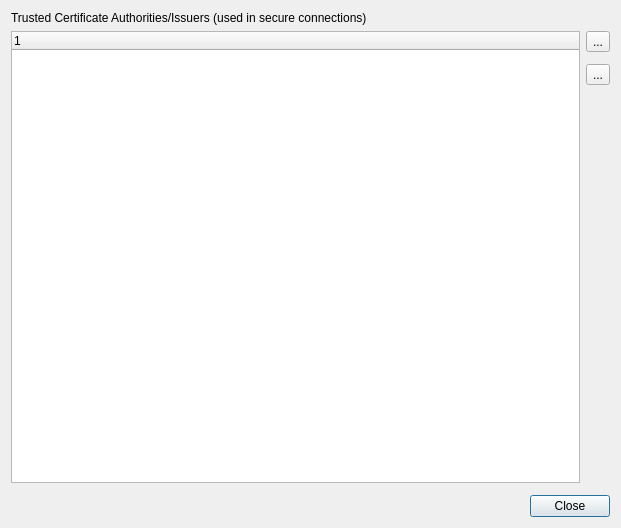
First picture: the form in src/ui/auth/qgsauthtrustedcasdialog.ui, repository qgis/QGIS, before the edit.
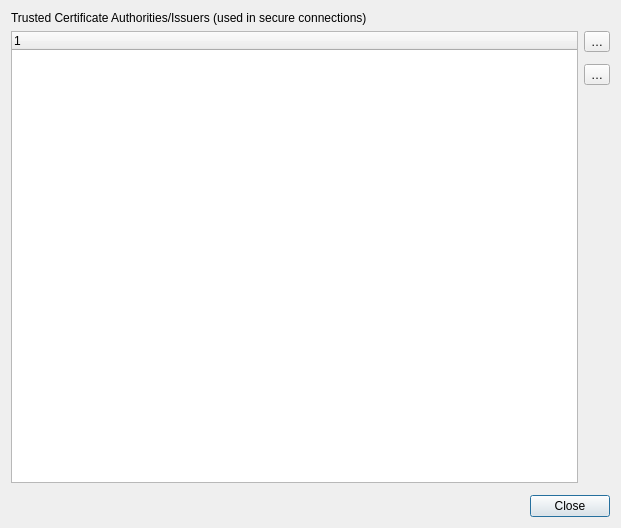
Second picture: the form after the edit. Icons and pictures are not drawn. Custom widgets are drawn as their Qt base class.

```diff
--- a/src/ui/auth/qgsauthtrustedcasdialog.ui
+++ b/src/ui/auth/qgsauthtrustedcasdialog.ui
@@ -46,7 +46,7 @@
        <item>
         <widget class="QToolButton" name="btnInfoCa">
          <property name="text">
-          <string>...</string>
+          <string>…</string>
          </property>
          <property name="icon">
           <iconset resource="../../../images/images.qrc">
@@ -60,7 +60,7 @@
           <string>Group by organization</string>
          </property>
          <property name="text">
-          <string>...</string>
+          <string>…</string>
          </property>
          <property name="icon">
           <iconset resource="../../../images/images.qrc">
```
